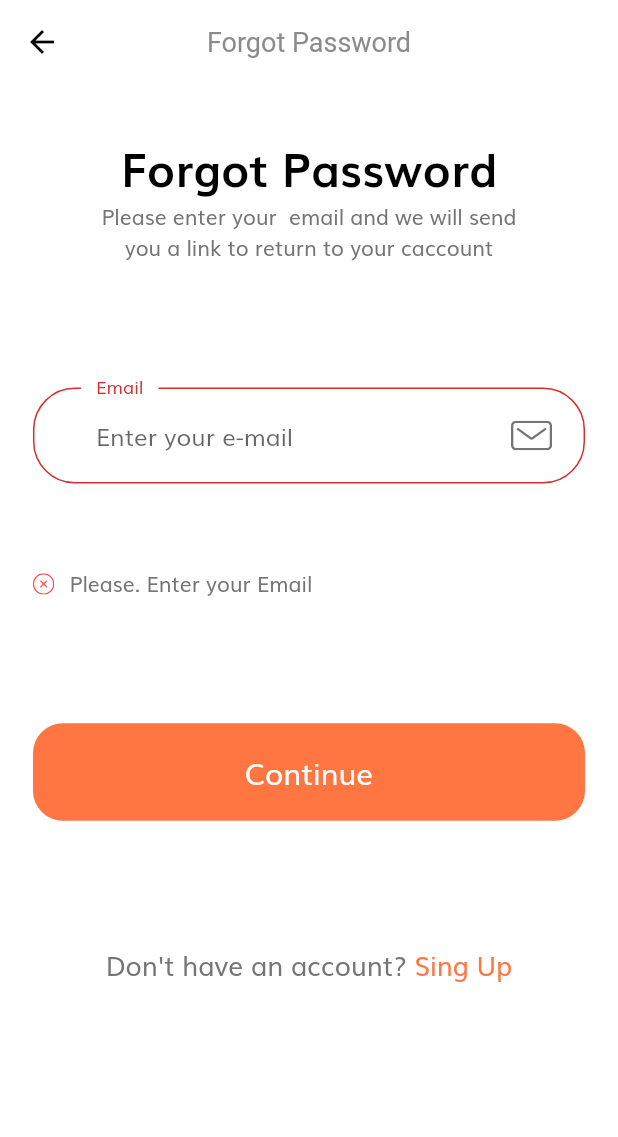
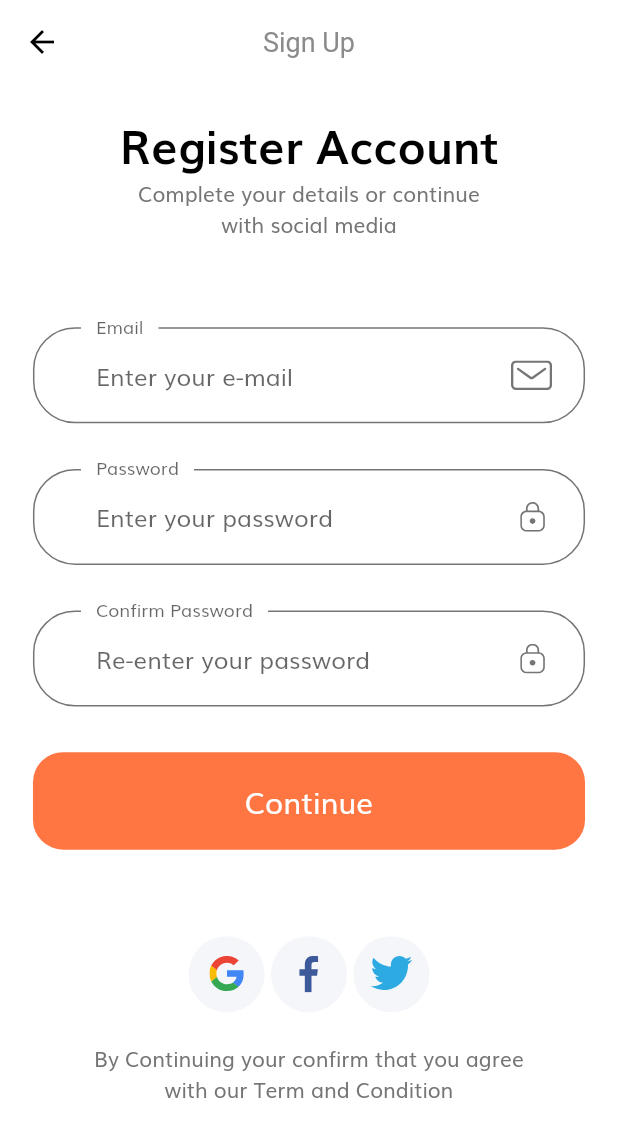
Before and after one commit to clebemachado/e-comerce-estudo, a Flutter app: the ForgotPasswordScreen screen opened by its route, after a tap on "Continue", after a tap on "Sing Up", on a phone screen of 412 x 824 dp. Shown: the top 1137 px of the screen. Run offline on Flutter 3.47's test engine with Material 2 defaults, Android fonts, the phone set to English and light mode, and no system bars; our stand-ins replace flutter_svg.

Commit message:
Adicionado tela sign_up

```diff
--- a/lib/components/no_account_text.dart
+++ b/lib/components/no_account_text.dart
@@ -1,4 +1,5 @@
 import 'package:flutter/material.dart';
+import 'package:onboarding_screen/screens/sign_up/sign_up_screen.dart';
 
 import '../constants.dart';
 import '../size_config.dart';
@@ -18,7 +19,9 @@ class NoAccountText extends StatelessWidget {
           style: TextStyle(fontSize: getProportionateScreenWidth(16)),
         ),
         GestureDetector(
-          onTap: (){},
+          onTap: () {
+            Navigator.pushNamed(context, SignUpScreen.routeName);
+          },
           child: Text(
             " Sing Up",
             style: TextStyle(
--- a/lib/constants.dart
+++ b/lib/constants.dart
@@ -1,4 +1,5 @@
 import 'package:flutter/material.dart';
+import './size_config.dart';
 
 const kPrimaryColor = Color(0xFFFF7643);
 const kPrimaryLightColor = Color(0xFFFFECDF);
@@ -10,6 +11,14 @@ const kSecondaryColor = Color(0xFF979797);
 const kTextColor = Color(0xFF757575);
 const kAnimationDuration = Duration(milliseconds: 200);
 
+// Estilo Texto
+final headingStyle = TextStyle(
+  color: Colors.black,
+  fontSize: getProportionateScreenWidth(28),
+  fontWeight: FontWeight.bold,
+  height: 1.5,
+);
+
 // Form Error
 final RegExp emailValidatorRegExp =
     RegExp(r"^[a-zA-Z0-9.]+@[a-zA-Z0-9].[a-zA-Z]+");
--- a/lib/routs.dart
+++ b/lib/routs.dart
@@ -1,8 +1,8 @@
-
 import "package:flutter/widgets.dart";
 import 'package:onboarding_screen/screens/forgot_password/forgot_password.dart';
 import 'package:onboarding_screen/screens/login_success/login_success_screen.dart';
 import 'package:onboarding_screen/screens/sign_in/sign_in_screen.dart';
+import 'package:onboarding_screen/screens/sign_up/sign_up_screen.dart';
 import 'package:onboarding_screen/screens/splash/splash_screen.dart';
 
 // Para adicionar todas as rotas
@@ -11,5 +11,6 @@ final Map<String, WidgetBuilder> routes = {
   SplasScreen.routeName: (context) => const SplasScreen(),
   SignInScreen.routeName: (context) => const SignInScreen(),
   ForgotPasswordScreen.routeName: (context) => const ForgotPasswordScreen(),
-  LoginSucessScreen.routeName : (context) => const LoginSucessScreen(),
+  LoginSucessScreen.routeName: (context) => const LoginSucessScreen(),
+  SignUpScreen.routeName: (context) => const SignUpScreen(),
 };
--- a/lib/screens/login_success/login_success_screen.dart
+++ b/lib/screens/login_success/login_success_screen.dart
@@ -13,7 +13,7 @@ class LoginSucessScreen extends StatelessWidget {
         leading: const SizedBox(),
         title: const Text("Login Success"),
       ),
-      body: Body(),
+      body: const Body(),
     );
   }
 }
--- /dev/null
+++ b/lib/screens/sign_up/components/body.dart
@@ -0,0 +1,72 @@
+import 'package:flutter/material.dart';
+import 'package:onboarding_screen/components/social_card.dart';
+import 'package:onboarding_screen/size_config.dart';
+
+import '../../../constants.dart';
+import '../sign_up_form.dart';
+
+class Body extends StatelessWidget {
+  const Body({Key? key}) : super(key: key);
+
+  @override
+  Widget build(BuildContext context) {
+    return SizedBox(
+      width: double.infinity,
+      child: Padding(
+        padding:
+            EdgeInsets.symmetric(horizontal: getProportionateScreenWidth(20)),
+        child: SingleChildScrollView(
+          child: Column(
+            children: [
+              SizedBox(
+                height: SizeConfig.screenHeight * 0.02,
+              ),
+              Text(
+                "Register Account",
+                style: headingStyle,
+              ),
+              const Text(
+                "Complete your details or continue \nwith social media",
+                textAlign: TextAlign.center,
+              ),
+              SizedBox(
+                height: SizeConfig.screenHeight * 0.07,
+              ),
+              const SignUpForm(),
+              SizedBox(
+                height: SizeConfig.screenHeight * 0.07,
+              ),
+              Row(
+                mainAxisAlignment: MainAxisAlignment.center,
+                children: [
+                  SocialCard(
+                    icon: "assets/icons/google-icon.svg",
+                    press: () {},
+                  ),
+                  SocialCard(
+                    icon: "assets/icons/facebook-2.svg",
+                    press: () {},
+                  ),
+                  SocialCard(
+                    icon: "assets/icons/twitter.svg",
+                    press: () {},
+                  ),
+                ],
+              ),
+              SizedBox(
+                height: getProportionateScreenHeight(20),
+              ),
+              const Text(
+                "By Continuing your confirm that you agree \nwith our Term and Condition",
+                textAlign: TextAlign.center,
+              ),
+              SizedBox(
+                height: SizeConfig.screenHeight * 0.05,
+              )
+            ],
+          ),
+        ),
+      ),
+    );
+  }
+}
--- /dev/null
+++ b/lib/screens/sign_up/sign_up_form.dart
@@ -0,0 +1,147 @@
+import 'package:flutter/material.dart';
+import 'package:onboarding_screen/components/custom_surfix_icon.dart';
+import 'package:onboarding_screen/components/default_button.dart';
+
+import '../../constants.dart';
+import '../../size_config.dart';
+
+class SignUpForm extends StatefulWidget {
+  const SignUpForm({Key? key}) : super(key: key);
+
+  @override
+  _SignUpFormState createState() => _SignUpFormState();
+}
+
+class _SignUpFormState extends State<SignUpForm> {
+  final _keyForm = GlobalKey<FormState>();
+  late String email;
+  late String password;
+  late String confirmPassword;
+  List<String> erros = [];
+
+  void addError({required String error}) {
+    if (!erros.contains(error)) {
+      setState(() {
+        erros.add(error);
+      });
+    }
+  }
+
+  void removeError({required String error}) {
+    if (erros.contains(error)) {
+      setState(() {
+        erros.remove(error);
+      });
+    }
+  }
+
+  @override
+  Widget build(BuildContext context) {
+    return Form(
+      key: _keyForm,
+      child: Column(
+        children: [
+          buildEmailFormField(),
+          SizedBox(height: getProportionateScreenHeight(30)),
+          buildPasswordFormField(),
+          SizedBox(height: getProportionateScreenHeight(30)),
+          buildConfPasswordFormField(),
+          SizedBox(height: getProportionateScreenHeight(30)),
+          DefaultButton(press: () {}, text: "Continue"),
+        ],
+      ),
+    );
+  }
+
+  TextFormField buildConfPasswordFormField() {
+    return TextFormField(
+      keyboardType: TextInputType.emailAddress,
+      onSaved: (newValue) => confirmPassword = newValue!,
+      obscureText: true,
+      decoration: const InputDecoration(
+        labelText: "Confirm Password",
+        hintText: "Re-enter your password",
+        floatingLabelBehavior: FloatingLabelBehavior.always,
+        suffixIcon: CustomSufixIcon(svgIcon: "assets/icons/Lock.svg"),
+      ),
+      onChanged: (value) {
+        if (password == confirmPassword) {
+          removeError(error: kMatchPassError);
+        }
+      },
+      validator: (value) {
+        if (value!.isEmpty && !erros.contains(kPassNullError)) {
+          return "";
+        } else if (password != confirmPassword) {
+          addError(error: kMatchPassError);
+          return "";
+        }
+        return null;
+      },
+    );
+  }
+
+  TextFormField buildPasswordFormField() {
+    return TextFormField(
+      keyboardType: TextInputType.emailAddress,
+      onSaved: (newValue) => password = newValue!,
+      obscureText: true,
+      decoration: const InputDecoration(
+        labelText: "Password",
+        hintText: "Enter your password",
+        floatingLabelBehavior: FloatingLabelBehavior.always,
+        suffixIcon: CustomSufixIcon(svgIcon: "assets/icons/Lock.svg"),
+      ),
+      onChanged: (value) {
+        if (value.isNotEmpty && erros.contains(kPassNullError)) {
+          removeError(error: kPassNullError);
+        } else if (value.length >= 8 && erros.contains(kShortPassError)) {
+          removeError(error: kShortPassError);
+        }
+        password = value;
+      },
+      validator: (value) {
+        if (value!.isEmpty && !erros.contains(kPassNullError)) {
+          addError(error: kPassNullError);
+          return "";
+        } else if (value.length < 8 && !erros.contains(kShortPassError)) {
+          addError(error: kShortPassError);
+          return "";
+        }
+        return null;
+      },
+    );
+  }
+
+  TextFormField buildEmailFormField() {
+    return TextFormField(
+      keyboardType: TextInputType.emailAddress,
+      onSaved: (newValue) => email = newValue!,
+      decoration: const InputDecoration(
+        labelText: "Email",
+        hintText: "Enter your e-mail",
+        floatingLabelBehavior: FloatingLabelBehavior.always,
+        suffixIcon: CustomSufixIcon(svgIcon: "assets/icons/Mail.svg"),
+      ),
+      onChanged: (value) {
+        if (value.isNotEmpty && erros.contains(kEmailNullError)) {
+          removeError(error: kEmailNullError);
+        } else if (emailValidatorRegExp.hasMatch(value) &&
+            erros.contains(kInvalidEmailError)) {
+          removeError(error: kInvalidEmailError);
+        }
+      },
+      validator: (value) {
+        if (value!.isEmpty && !erros.contains(kEmailNullError)) {
+          addError(error: kEmailNullError);
+          return "";
+        } else if (!emailValidatorRegExp.hasMatch(value) &&
+            !erros.contains(kInvalidEmailError)) {
+          addError(error: kInvalidEmailError);
+          return "";
+        }
+        return null;
+      },
+    );
+  }
+}
--- /dev/null
+++ b/lib/screens/sign_up/sign_up_screen.dart
@@ -0,0 +1,17 @@
+import 'package:flutter/material.dart';
+import 'package:onboarding_screen/screens/sign_up/components/body.dart';
+
+class SignUpScreen extends StatelessWidget {
+  static String routeName = "/sign_up";
+  const SignUpScreen({Key? key}) : super(key: key);
+
+  @override
+  Widget build(BuildContext context) {
+    return Scaffold(
+      appBar: AppBar(
+        title: const Text("Sign Up"),
+      ),
+      body: const Body(),
+    );
+  }
+}
```
